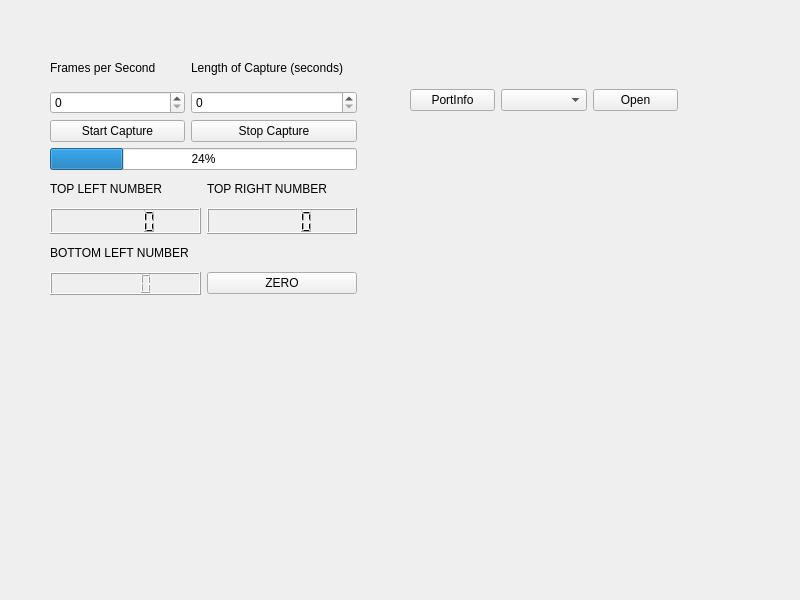
Old version of the form mainwindow.ui in the repository bcharris9/Ultrasound-Lymphedema-GUI.
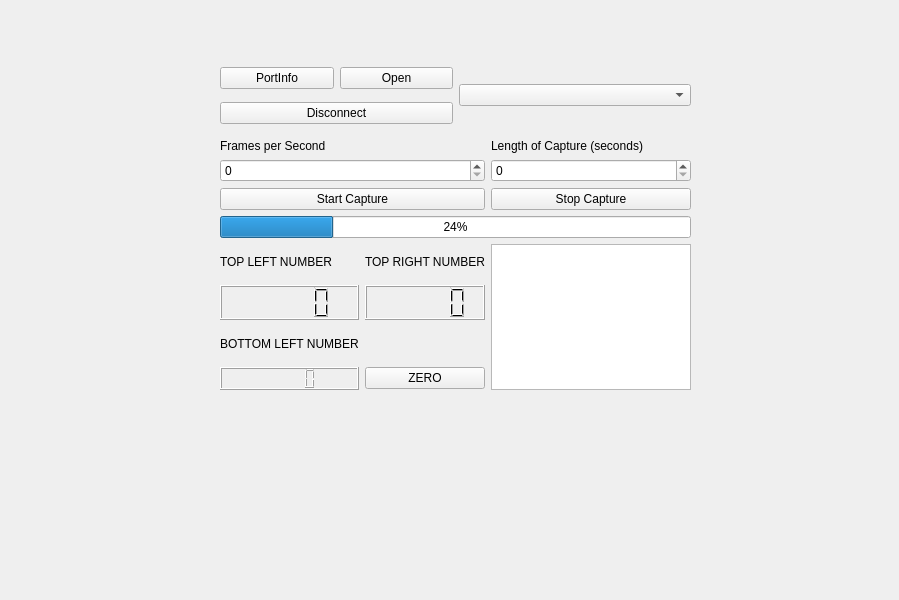
New version of the form.

Commit message: stable, implemented zero, serial ports, display values associated with microcontroller

```diff
--- a/mainwindow.ui
+++ b/mainwindow.ui
@@ -6,7 +6,7 @@
    <rect>
     <x>0</x>
     <y>0</y>
-    <width>800</width>
+    <width>899</width>
     <height>600</height>
    </rect>
   </property>
@@ -17,42 +17,68 @@
    <widget class="QWidget" name="verticalLayoutWidget">
     <property name="geometry">
      <rect>
-      <x>50</x>
-      <y>50</y>
-      <width>307</width>
-      <height>245</height>
+      <x>220</x>
+      <y>139</y>
+      <width>471</width>
+      <height>251</height>
      </rect>
     </property>
     <layout class="QVBoxLayout" name="verticalLayout">
      <item>
       <layout class="QGridLayout" name="gridLayout">
-       <item row="2" column="0">
-        <widget class="QPushButton" name="btnStart">
-         <property name="text">
-          <string>Start Capture</string>
-         </property>
-        </widget>
+       <item row="1" column="0">
+        <widget class="QSpinBox" name="framesPerSecond"/>
        </item>
-       <item row="3" column="0" colspan="2">
+       <item row="5" column="0">
+        <layout class="QGridLayout" name="gridLayout_2">
+         <item row="2" column="0">
+          <widget class="QLabel" name="botLeftNumLabel">
+           <property name="text">
+            <string>BOTTOM LEFT NUMBER</string>
+           </property>
+          </widget>
+         </item>
+         <item row="3" column="1">
+          <widget class="QPushButton" name="btnZero">
+           <property name="text">
+            <string>ZERO</string>
+           </property>
+          </widget>
+         </item>
+         <item row="0" column="0">
+          <widget class="QLabel" name="topLeftNumLabel">
+           <property name="text">
+            <string>TOP LEFT NUMBER</string>
+           </property>
+          </widget>
+         </item>
+         <item row="1" column="1">
+          <widget class="QLCDNumber" name="topRightNum"/>
+         </item>
+         <item row="3" column="0">
+          <widget class="QLCDNumber" name="botLeftNum"/>
+         </item>
+         <item row="1" column="0">
+          <widget class="QLCDNumber" name="topLeftNum"/>
+         </item>
+         <item row="0" column="1">
+          <widget class="QLabel" name="topRightNumLabel">
+           <property name="text">
+            <string>TOP RIGHT NUMBER</string>
+           </property>
+          </widget>
+         </item>
+        </layout>
+       </item>
+       <item row="4" column="0" colspan="2">
         <widget class="QProgressBar" name="progressBar">
          <property name="value">
           <number>24</number>
          </property>
         </widget>
        </item>
-       <item row="0" column="1">
-        <widget class="QLabel" name="label_2">
-         <property name="text">
-          <string>Length of Capture (seconds)</string>
-         </property>
-        </widget>
-       </item>
-       <item row="2" column="1">
-        <widget class="QPushButton" name="btnStop">
-         <property name="text">
-          <string>Stop Capture</string>
-         </property>
-        </widget>
+       <item row="5" column="1">
+        <widget class="QListWidget" name="lstMessages"/>
        </item>
        <item row="1" column="1">
         <widget class="QSpinBox" name="captureLengthSeconds">
@@ -64,8 +90,26 @@
          </property>
         </widget>
        </item>
-       <item row="1" column="0">
-        <widget class="QSpinBox" name="framesPerSecond"/>
+       <item row="2" column="0">
+        <widget class="QPushButton" name="btnStart">
+         <property name="text">
+          <string>Start Capture</string>
+         </property>
+        </widget>
+       </item>
+       <item row="2" column="1">
+        <widget class="QPushButton" name="btnStop">
+         <property name="text">
+          <string>Stop Capture</string>
+         </property>
+        </widget>
+       </item>
+       <item row="0" column="1">
+        <widget class="QLabel" name="label_2">
+         <property name="text">
+          <string>Length of Capture (seconds)</string>
+         </property>
+        </widget>
        </item>
        <item row="0" column="0">
         <widget class="QLabel" name="label">
@@ -76,76 +120,50 @@
        </item>
       </layout>
      </item>
-     <item>
-      <layout class="QGridLayout" name="gridLayout_2">
-       <item row="0" column="1">
-        <widget class="QLabel" name="topRightNumLabel">
-         <property name="text">
-          <string>TOP RIGHT NUMBER</string>
-         </property>
-        </widget>
-       </item>
-       <item row="1" column="0">
-        <widget class="QLCDNumber" name="topLeftNum"/>
-       </item>
-       <item row="0" column="0">
-        <widget class="QLabel" name="topLeftNumLabel">
-         <property name="text">
-          <string>TOP LEFT NUMBER</string>
-         </property>
-        </widget>
-       </item>
-       <item row="1" column="1">
-        <widget class="QLCDNumber" name="topRightNum"/>
-       </item>
-       <item row="2" column="0">
-        <widget class="QLabel" name="botLeftNumLabel">
-         <property name="text">
-          <string>BOTTOM LEFT NUMBER</string>
-         </property>
-        </widget>
-       </item>
-       <item row="3" column="0">
-        <widget class="QLCDNumber" name="botLeftNum"/>
-       </item>
-       <item row="3" column="1">
-        <widget class="QPushButton" name="pushButton">
-         <property name="text">
-          <string>ZERO</string>
-         </property>
-        </widget>
-       </item>
-      </layout>
-     </item>
     </layout>
    </widget>
    <widget class="QWidget" name="horizontalLayoutWidget">
     <property name="geometry">
      <rect>
-      <x>410</x>
+      <x>220</x>
       <y>60</y>
-      <width>268</width>
-      <height>80</height>
+      <width>471</width>
+      <height>71</height>
      </rect>
     </property>
     <layout class="QHBoxLayout" name="horizontalLayout">
      <item>
-      <widget class="QPushButton" name="PortInfo">
-       <property name="text">
-        <string>PortInfo</string>
-       </property>
-      </widget>
+      <layout class="QVBoxLayout" name="verticalLayout_2">
+       <item>
+        <layout class="QHBoxLayout" name="horizontalLayout_2">
+         <item>
+          <widget class="QPushButton" name="PortInfo">
+           <property name="text">
+            <string>PortInfo</string>
+           </property>
+          </widget>
+         </item>
+         <item>
+          <widget class="QPushButton" name="btnOpenPort">
+           <property name="text">
+            <string>Open</string>
+           </property>
+          </widget>
+         </item>
+        </layout>
+       </item>
+       <item>
+        <widget class="QPushButton" name="pushButton_2">
+         <property name="text">
+          <string>Disconnect</string>
+         </property>
+        </widget>
+       </item>
+      </layout>
      </item>
      <item>
       <widget class="QComboBox" name="comboPorts"/>
      </item>
-     <item>
-      <widget class="QPushButton" name="btnOpenPort">
-       <property name="text">
-        <string>Open</string>
-       </property>
-      </widget>
-     </item>
     </layout>
    </widget>
   </widget>
```
The commit also changes 2 other files.
